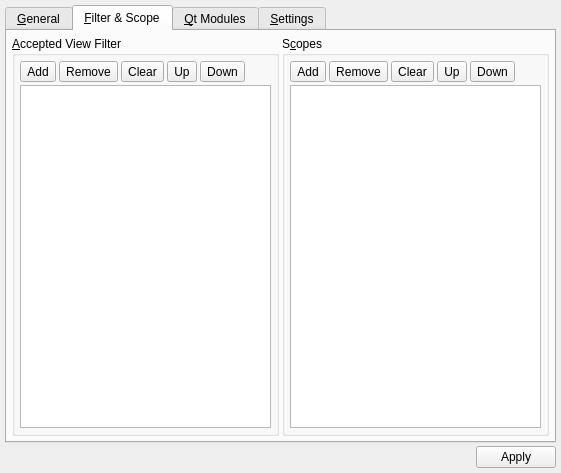
The window that v2/trunk/2006.2.0.0/plugins/projects/QMakev2/src/ui/UISettingsQMake.ui (testmana2/mks) describes before a commit, drawn with Qt 5.
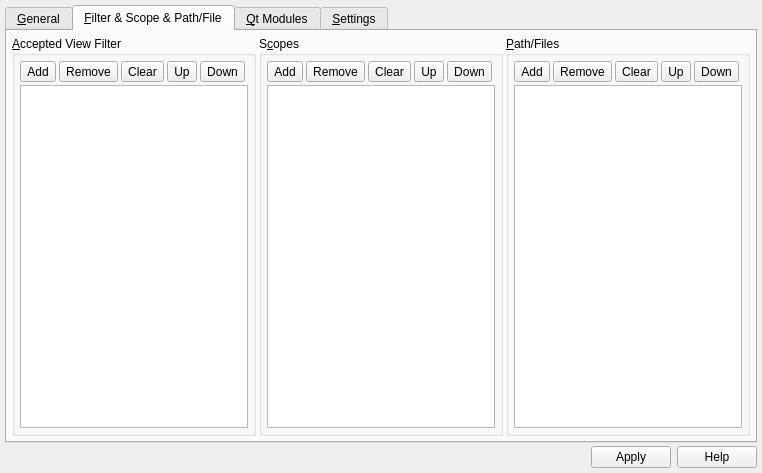
The same window after the commit. The open tabs and pages were chosen to show the change. Icons and pictures are not drawn.

```diff
--- a/v2/trunk/2006.2.0.0/plugins/projects/QMakev2/src/ui/UISettingsQMake.ui
+++ b/v2/trunk/2006.2.0.0/plugins/projects/QMakev2/src/ui/UISettingsQMake.ui
@@ -237,7 +237,7 @@
      </widget>
      <widget class="QWidget" name="wFilterScope" >
       <attribute name="title" >
-       <string>&amp;Filter &amp;&amp; Scope</string>
+       <string>&amp;Filter &amp;&amp; Scope &amp;&amp; Path/File</string>
       </attribute>
       <layout class="QHBoxLayout" >
        <property name="margin" >
@@ -426,6 +426,96 @@
          </layout>
         </widget>
        </item>
+       <item>
+        <widget class="QGroupBox" name="gbPathFile" >
+         <property name="title" >
+          <string>&amp;Path/Files</string>
+         </property>
+         <layout class="QGridLayout" >
+          <property name="margin" >
+           <number>5</number>
+          </property>
+          <property name="spacing" >
+           <number>3</number>
+          </property>
+          <item row="0" column="1" >
+           <widget class="QToolButton" name="tbRemovePathFile" >
+            <property name="text" >
+             <string>Remove</string>
+            </property>
+            <property name="icon" >
+             <iconset resource="../../../../../monkey/src/resources/resources.qrc" >:/Icons/Icons/editremove.png</iconset>
+            </property>
+           </widget>
+          </item>
+          <item row="0" column="2" >
+           <widget class="QToolButton" name="tbClearPathFiles" >
+            <property name="text" >
+             <string>Clear</string>
+            </property>
+            <property name="icon" >
+             <iconset resource="../../../../../monkey/src/resources/resources.qrc" >:/Icons/Icons/editclear.png</iconset>
+            </property>
+           </widget>
+          </item>
+          <item row="0" column="3" >
+           <widget class="QToolButton" name="tbUpPathFile" >
+            <property name="text" >
+             <string>Up</string>
+            </property>
+            <property name="icon" >
+             <iconset resource="../../../../../monkey/src/resources/resources.qrc" >:/Icons/Icons/buttonup.png</iconset>
+            </property>
+           </widget>
+          </item>
+          <item row="0" column="0" >
+           <widget class="QToolButton" name="tbAddPathFile" >
+            <property name="text" >
+             <string>Add</string>
+            </property>
+            <property name="icon" >
+             <iconset resource="../../../../../monkey/src/resources/resources.qrc" >:/Icons/Icons/editadd.png</iconset>
+            </property>
+           </widget>
+          </item>
+          <item row="0" column="4" >
+           <widget class="QToolButton" name="tbDownPathFile" >
+            <property name="text" >
+             <string>Down</string>
+            </property>
+            <property name="icon" >
+             <iconset resource="../../../../../monkey/src/resources/resources.qrc" >:/Icons/Icons/buttondown.png</iconset>
+            </property>
+           </widget>
+          </item>
+          <item row="1" column="0" colspan="6" >
+           <widget class="QListWidget" name="lwPathFiles" >
+            <property name="sizePolicy" >
+             <sizepolicy>
+              <hsizetype>13</hsizetype>
+              <vsizetype>7</vsizetype>
+              <horstretch>0</horstretch>
+              <verstretch>0</verstretch>
+             </sizepolicy>
+            </property>
+           </widget>
+          </item>
+          <item row="0" column="5" >
+           <spacer>
+            <property name="orientation" >
+             <enum>Qt::Horizontal</enum>
+            </property>
+            <property name="sizeHint" >
+             <size>
+              <width>331</width>
+              <height>20</height>
+             </size>
+            </property>
+           </spacer>
+          </item>
+         </layout>
+        </widget>
+       </item>
       </layout>
      </widget>
      <widget class="QWidget" name="wQtModules" >
@@ -741,48 +831,25 @@
     </widget>
    </item>
    <item>
-    <layout class="QHBoxLayout" >
-     <property name="margin" >
-      <number>0</number>
+    <widget class="QDialogButtonBox" name="bbDialog" >
+     <property name="sizePolicy" >
+      <sizepolicy>
+       <hsizetype>7</hsizetype>
+       <vsizetype>0</vsizetype>
+       <horstretch>0</horstretch>
+       <verstretch>0</verstretch>
+      </sizepolicy>
      </property>
-     <property name="spacing" >
-      <number>0</number>
+     <property name="cursor" >
+      <cursor>13</cursor>
      </property>
-     <item>
-      <spacer>
-       <property name="orientation" >
-        <enum>Qt::Horizontal</enum>
-       </property>
-       <property name="sizeHint" >
-        <size>
-         <width>301</width>
-         <height>20</height>
-        </size>
-       </property>
-      </spacer>
-     </item>
-     <item>
-      <widget class="QDialogButtonBox" name="bbDialog" >
-       <property name="sizePolicy" >
-        <sizepolicy>
-         <hsizetype>4</hsizetype>
-         <vsizetype>0</vsizetype>
-         <horstretch>0</horstretch>
-         <verstretch>0</verstretch>
-        </sizepolicy>
-       </property>
-       <property name="cursor" >
-        <cursor>13</cursor>
-       </property>
-       <property name="orientation" >
-        <enum>Qt::Horizontal</enum>
-       </property>
-       <property name="standardButtons" >
-        <set>QDialogButtonBox::Apply</set>
-       </property>
-      </widget>
-     </item>
-    </layout>
+     <property name="orientation" >
+      <enum>Qt::Horizontal</enum>
+     </property>
+     <property name="standardButtons" >
+      <set>QDialogButtonBox::Apply|QDialogButtonBox::Help|QDialogButtonBox::NoButton</set>
+     </property>
+    </widget>
    </item>
   </layout>
  </widget>
```
Left out of the diff: 6 changed lines with no effect on the pictures.
